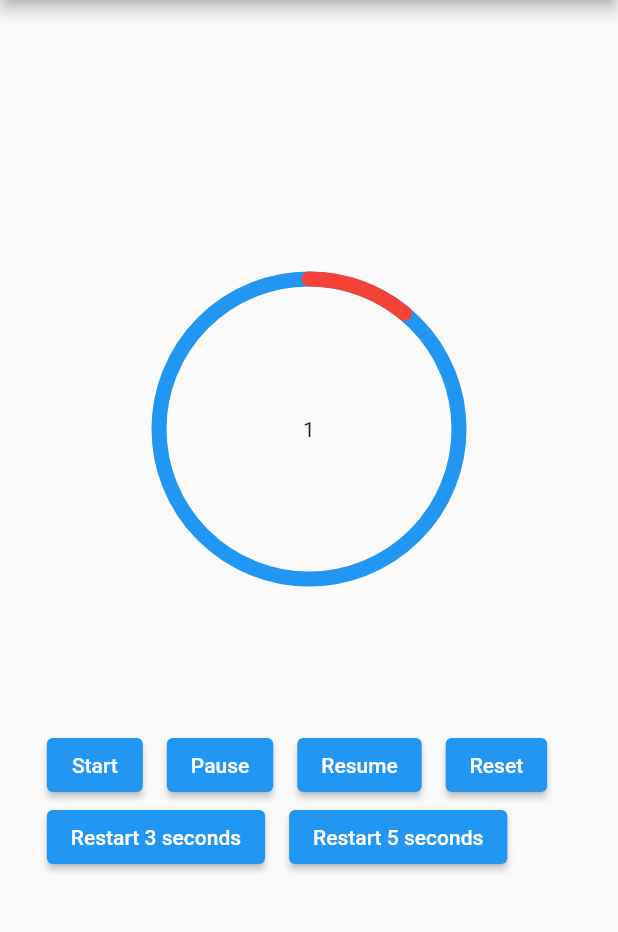
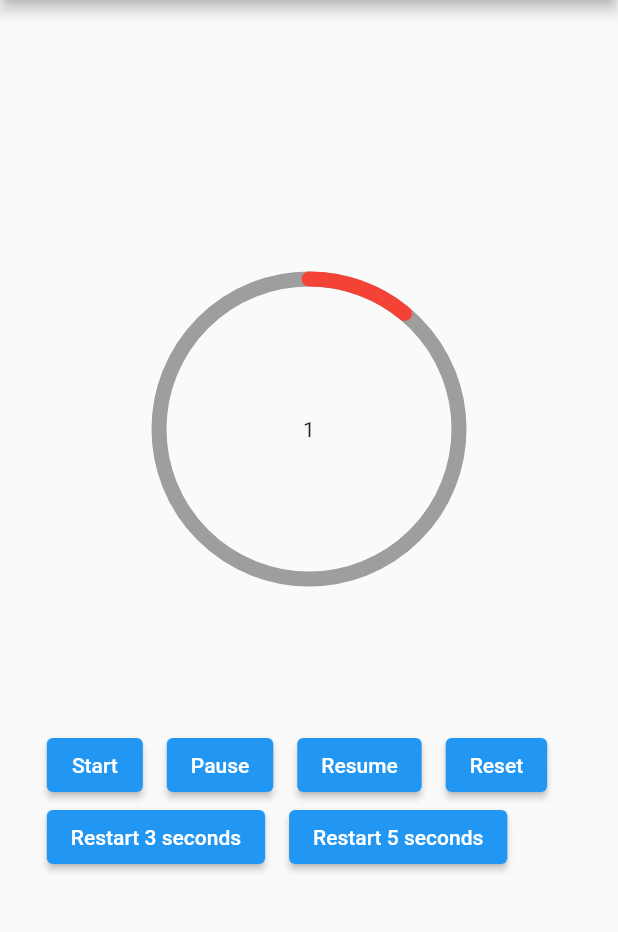
Before and after one commit to firgia/countdown_timer, a Flutter app: the screen it shows after launch, after a tap on "Start", on a phone screen of 412 x 824 dp, the part 84-1016 px from its top. Run offline on Flutter 3.47's test engine with Material 2 defaults, Android fonts, the phone set to English and light mode, and no system bars.

Commit message:
change color name

```diff
--- a/example/lib/main.dart
+++ b/example/lib/main.dart
@@ -46,8 +46,8 @@ class _MyHomePageState extends State<MyHomePage> {
               width: 200,
               height: 200,
               duration: 10,
-              fillColor: Colors.red,
-              ringColor: Colors.blue,
+              progressStrokeColor: Colors.red,
+              backStrokeColor: Colors.grey,
               autoStart: false,
               onStart: () {
                 log("on start");
--- a/lib/countdown_timer.dart
+++ b/lib/countdown_timer.dart
@@ -7,17 +7,17 @@ part 'countdown_timer.controller.dart';
 part 'countdown_timer.painter.dart';
 
 class CountDownTimer extends StatefulWidget {
-  /// Filling Color for Countdown Widget.
-  final Color fillColor;
+  /// Progress Color for Countdown Widget.
+  final Color progressStrokeColor;
 
-  /// Filling Gradient for Countdown Widget.
-  final Gradient? fillGradient;
+  /// Progress Gradient for Countdown Widget.
+  final Gradient? progressStrokeGradient;
 
-  /// Ring Color for Countdown Widget.
-  final Color ringColor;
+  /// Back stroke Color for Countdown Widget.
+  final Color backStrokeColor;
 
-  /// Ring Gradient for Countdown Widget.
-  final Gradient? ringGradient;
+  /// Back stroke Gradient for Countdown Widget.
+  final Gradient? backStrokeGradient;
 
   /// Background Color for Countdown Widget.
   final Color? backgroundColor;
@@ -71,11 +71,11 @@ class CountDownTimer extends StatefulWidget {
     required this.width,
     required this.height,
     required this.duration,
-    required this.fillColor,
-    required this.ringColor,
+    required this.progressStrokeColor,
+    required this.backStrokeColor,
     this.backgroundColor,
-    this.fillGradient,
-    this.ringGradient,
+    this.progressStrokeGradient,
+    this.backStrokeGradient,
     this.backgroundGradient,
     this.initialDuration = 0,
     this.isReverse = false,
@@ -227,10 +227,10 @@ class CountDownTimerState extends State<CountDownTimer>
                       child: CustomPaint(
                         painter: CountdownTimerPainter(
                           animation: _countDownAnimation ?? _controller,
-                          fillColor: widget.fillColor,
-                          fillGradient: widget.fillGradient,
-                          ringColor: widget.ringColor,
-                          ringGradient: widget.ringGradient,
+                          progressStrokeColor: widget.progressStrokeColor,
+                          progressStrokeGradient: widget.progressStrokeGradient,
+                          backStrokeColor: widget.backStrokeColor,
+                          backStrokeGradient: widget.backStrokeGradient,
                           strokeWidth: widget.strokeWidth,
                           strokeCap: widget.strokeCap,
                           isReverse: widget.isReverse,
@@ -242,20 +242,6 @@ class CountDownTimerState extends State<CountDownTimer>
                     ),
                     if (widget.builder != null)
                       widget.builder!(context, duration),
-                    // widget.isTimerTextShown
-                    //     ? Align(
-                    //         alignment: FractionalOffset.center,
-                    //         child: Text(
-                    //           time,
-                    //           style: widget.textStyle ??
-                    //               const TextStyle(
-                    //                 fontSize: 16.0,
-                    //                 color: Colors.black,
-                    //               ),
-                    //           textAlign: widget.textAlign,
-                    //         ),
-                    //       )
-                    //     : Container(),
                   ],
                 ),
               ),
--- a/lib/countdown_timer.painter.dart
+++ b/lib/countdown_timer.painter.dart
@@ -3,10 +3,10 @@ part of countdown_timer;
 class CountdownTimerPainter extends CustomPainter {
   CountdownTimerPainter({
     this.animation,
-    this.fillColor,
-    this.fillGradient,
-    this.ringColor,
-    this.ringGradient,
+    this.progressStrokeColor,
+    this.progressStrokeGradient,
+    this.backStrokeColor,
+    this.backStrokeGradient,
     this.strokeWidth,
     this.strokeCap,
     this.backgroundColor,
@@ -16,24 +16,26 @@ class CountdownTimerPainter extends CustomPainter {
   }) : super(repaint: animation);
 
   final Animation<double>? animation;
-  final Color? fillColor, ringColor, backgroundColor;
+  final Color? progressStrokeColor, backStrokeColor, backgroundColor;
   final double? strokeWidth;
   final StrokeCap? strokeCap;
   final bool? isReverse, isReverseAnimation;
-  final Gradient? fillGradient, ringGradient, backgroundGradient;
+  final Gradient? progressStrokeGradient,
+      backStrokeGradient,
+      backgroundGradient;
 
   @override
   void paint(Canvas canvas, Size size) {
     Paint paint = Paint()
-      ..color = ringColor!
+      ..color = backStrokeColor!
       ..strokeWidth = strokeWidth!
       ..strokeCap = strokeCap!
       ..style = PaintingStyle.stroke;
 
-    if (ringGradient != null) {
+    if (backStrokeGradient != null) {
       final rect = Rect.fromCircle(
           center: size.center(Offset.zero), radius: size.width / 2);
-      paint.shader = ringGradient!.createShader(rect);
+      paint.shader = backStrokeGradient!.createShader(rect);
     } else {
       paint.shader = null;
     }
@@ -48,13 +50,13 @@ class CountdownTimerPainter extends CustomPainter {
     //   startAngle = -math.pi / 2;
     // }
 
-    if (fillGradient != null) {
+    if (progressStrokeGradient != null) {
       final rect = Rect.fromCircle(
           center: size.center(Offset.zero), radius: size.width / 2);
-      paint.shader = fillGradient!.createShader(rect);
+      paint.shader = progressStrokeGradient!.createShader(rect);
     } else {
       paint.shader = null;
-      paint.color = fillColor!;
+      paint.color = progressStrokeColor!;
     }
 
     canvas.drawArc(Offset.zero & size, startAngle, progress, false, paint);
@@ -77,7 +79,7 @@ class CountdownTimerPainter extends CustomPainter {
   @override
   bool shouldRepaint(CountdownTimerPainter oldDelegate) {
     return animation!.value != oldDelegate.animation!.value ||
-        ringColor != oldDelegate.ringColor ||
-        fillColor != oldDelegate.fillColor;
+        backStrokeColor != oldDelegate.backStrokeColor ||
+        progressStrokeColor != oldDelegate.progressStrokeColor;
   }
 }
```
